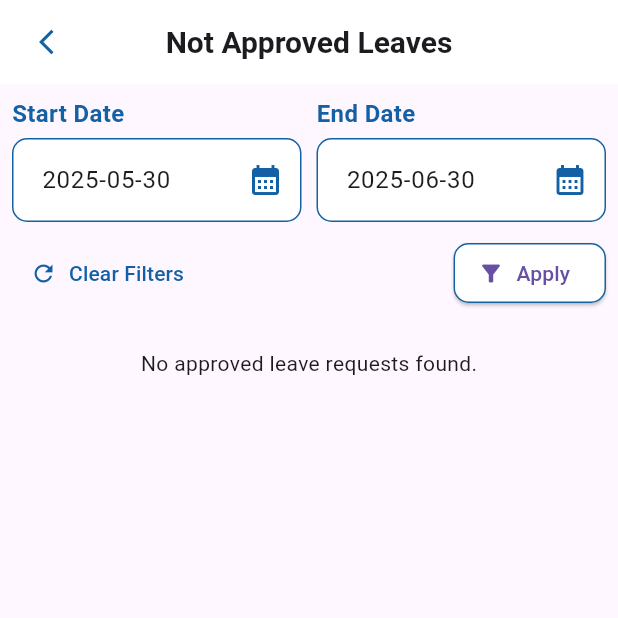
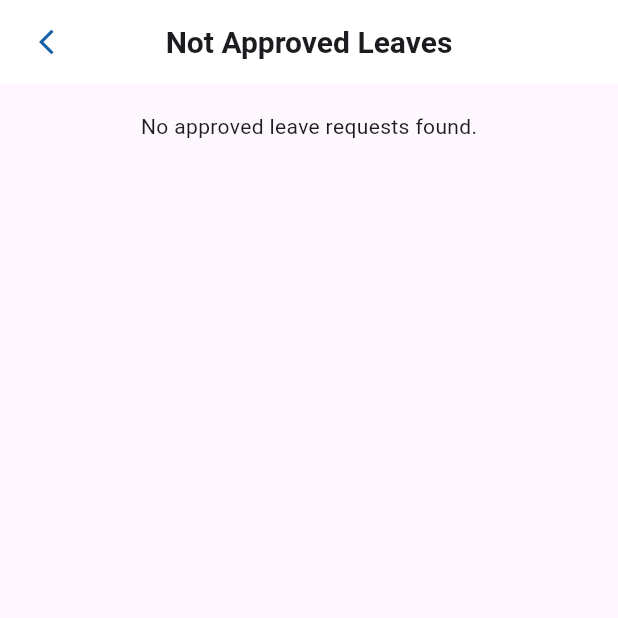
Before and after one commit to priyankarouniyarr/hrms_App, a Flutter app: the NotApprovalLeaves screen opened directly, on a phone screen of 412 x 824 dp, the top half of it. Run offline on Flutter 3.47's test engine with Material 3 defaults, Android fonts, the phone set to English and light mode, and no system bars; our stand-ins replace connectivity_plus, dio, dotted_line, dropdown_button2, firebase_core, firebase_messaging and 13 more; missing offline and left inert: flutter_bs_ad_calendar, googleapis, nepali_date_picker, nepali_utils; accounts and stored records are empty.

Commit message:
uploading code

```diff
--- a/lib/providers/notifications/notification_provider.dart
+++ b/lib/providers/notifications/notification_provider.dart
@@ -207,7 +207,7 @@ class FcmnotificationProvider with ChangeNotifier {
       }
     } catch (error) {
       log('Error occurred while sending FCM token: $error');
-      _errorMessage = 'Error occurred while sending FCM token: $error';
+      _errorMessage = 'Error occurred: $error';
       _isLoading = false;
       notifyListeners();
       return false;
--- a/lib/screen/leaves/notleaves_approval.dart
+++ b/lib/screen/leaves/notleaves_approval.dart
@@ -14,78 +14,78 @@ class NotApprovalLeaves extends StatefulWidget {
 }
 
 class _NotApprovalLeavesState extends State<NotApprovalLeaves> {
-  String? _selectedStatus = "Open";
-  final TextEditingController _primarystartcontroller = TextEditingController();
-  final TextEditingController _primaryenddatecontroller =
-      TextEditingController();
+  // String? _selectedStatus = "Open";
+  // final TextEditingController _primarystartcontroller = TextEditingController();
+  // final TextEditingController _primaryenddatecontroller =
+  //     TextEditingController();
 
-  DateTime? _startDate;
-  DateTime? _endDate;
+  // DateTime? _startDate;
+  // DateTime? _endDate;
 
-  bool _isInitialized = false;
-  bool _isLoading = false;
+  // bool _isInitialized = false;
+  // bool _isLoading = false;
   @override
-  void initState() {
-    super.initState();
-    final DateTime now = DateTime.now();
-    final DateTime oneMonthsAgo = DateTime(now.year, now.month - 1, now.day);
-    _startDate = oneMonthsAgo;
-    _endDate = now;
-    _primarystartcontroller.text =
-        DateFormat('yyyy-MM-dd').format(oneMonthsAgo);
-    _primaryenddatecontroller.text = DateFormat('yyyy-MM-dd').format(now);
-    WidgetsBinding.instance.addPostFrameCallback((_) => _initializeData());
-  }
+  // void initState() {
+  //   super.initState();
+  //   // final DateTime now = DateTime.now();
+  //   // final DateTime oneMonthsAgo = DateTime(now.year, now.month - 1, now.day);
+  //   // _startDate = oneMonthsAgo;
+  //   // _endDate = now;
+  //   // _primarystartcontroller.text =
+  //   //     DateFormat('yyyy-MM-dd').format(oneMonthsAgo);
+  //   // _primaryenddatecontroller.text = DateFormat('yyyy-MM-dd').format(now);
+  //   // WidgetsBinding.instance.addPostFrameCallback((_) => _initializeData());
+  // }
 
-  @override
-  void dispose() {
-    _primarystartcontroller.dispose();
-    _primaryenddatecontroller.dispose();
-    super.dispose();
-  }
+  // @override
+  // void dispose() {
+  //   _primarystartcontroller.dispose();
+  //   _primaryenddatecontroller.dispose();
+  //   super.dispose();
+  // }
 
-  Future<void> _initializeData() async {
-    setState(() => _isLoading = true);
+  // Future<void> _initializeData() async {
+  //   setState(() => _isLoading = true);
 
-    final requestTicket = NotApprovalLeaves(
+  //final requestTicket = NotApprovalLeaves(
 
-        // status: _selectedStatus ?? "",
+  // status: _selectedStatus ?? "",
 
-        // fromdate: _primarystartcontroller.text,
-        // todate: _primaryenddatecontroller.text,
+  // fromdate: _primarystartcontroller.text,
+  // todate: _primaryenddatecontroller.text,
 
-        );
-    try {} catch (e) {
-      print(e);
+  //       );
+  //   try {} catch (e) {
+  //     print(e);
 
-      // Handle error if needed
-    } finally {
-      if (mounted) {
-        setState(() {
-          _isLoading = false;
-          _isInitialized = true;
-        });
-      }
-    }
-  }
+  //     // Handle error if needed
+  //   } finally {
+  //     if (mounted) {
+  //       setState(() {
+  //         _isLoading = false;
+  //         _isInitialized = true;
+  //       });
+  //     }
+  //   }
+  // }
 
-  void _applyFilters() {
-    setState(() => _isInitialized = false);
-  }
+  // void _applyFilters() {
+  //   setState(() => _isInitialized = false);
+  // }
 
-  void _clearFilters() {
-    final now = DateTime.now();
-    final oneMonthsAgo = DateTime(now.year, now.month - 1, now.day);
-    setState(() {
-      _selectedStatus = "Open";
-      _startDate = oneMonthsAgo;
-      _endDate = now;
-      _primarystartcontroller.text =
-          DateFormat('yyyy-MM-dd').format(oneMonthsAgo);
-      _primaryenddatecontroller.text = DateFormat('yyyy-MM-dd').format(now);
-    });
-    _applyFilters();
-  }
+  // void _clearFilters() {
+  //   final now = DateTime.now();
+  //   final oneMonthsAgo = DateTime(now.year, now.month - 1, now.day);
+  //   setState(() {
+  //     _selectedStatus = "Open";
+  //     _startDate = oneMonthsAgo;
+  //     _endDate = now;
+  //     _primarystartcontroller.text =
+  //         DateFormat('yyyy-MM-dd').format(oneMonthsAgo);
+  //     _primaryenddatecontroller.text = DateFormat('yyyy-MM-dd').format(now);
+  //   });
+  //   _applyFilters();
+  // }
 
   @override
   Widget build(BuildContext context) {
@@ -97,7 +97,7 @@ class _NotApprovalLeavesState extends State<NotApprovalLeaves> {
         child: SingleChildScrollView(
           child: Column(
             children: [
-              _buildFilterSection(),
+              //     _buildFilterSection(),
               const SizedBox(height: 8),
               Padding(
                 padding: const EdgeInsets.symmetric(horizontal: 16.0),
@@ -234,78 +234,78 @@ class _NotApprovalLeavesState extends State<NotApprovalLeaves> {
     );
   }
 
-  Widget _buildFilterSection() {
-    return Padding(
-      padding: const EdgeInsets.all(8.0),
-      child: Column(
-        children: [
-          Row(
-            children: [
-              // If you want to include dropdown filters later, add them here
-            ],
-          ),
-          Row(
-            children: [
-              _buildDateField(
-                "Start Date",
-                _primarystartcontroller,
-                _startDate,
-                (picked) {
-                  setState(() {
-                    _startDate = picked;
-                    _primarystartcontroller.text =
-                        DateFormat('yyyy-MM-dd').format(picked);
-                    if (_endDate != null && _endDate!.isBefore(picked)) {
-                      _endDate = null;
-                      _primaryenddatecontroller.clear();
-                    }
-                  });
-                },
-              ),
-              const SizedBox(width: 10),
-              _buildDateField(
-                "End Date",
-                _primaryenddatecontroller,
-                _endDate,
-                (picked) {
-                  setState(() {
-                    _endDate = picked;
-                    _primaryenddatecontroller.text =
-                        DateFormat('yyyy-MM-dd').format(picked);
-                  });
-                },
-                startDate: _startDate,
-              ),
-            ],
-          ),
-          const SizedBox(height: 10),
-          Row(
-            mainAxisAlignment: MainAxisAlignment.spaceBetween,
-            children: [
-              TextButton.icon(
-                onPressed: _clearFilters,
-                icon: const Icon(Icons.refresh, color: primarySwatch),
-                label: const Text('Clear Filters',
-                    style: TextStyle(color: primarySwatch)),
-              ),
-              ElevatedButton.icon(
-                onPressed: _applyFilters,
-                icon: const Icon(Icons.filter_alt),
-                label: const Text("Apply"),
-                style: ElevatedButton.styleFrom(
-                  backgroundColor: cardBackgroundColor,
-                  shape: RoundedRectangleBorder(
-                    borderRadius: BorderRadius.circular(10),
-                    side: const BorderSide(color: primarySwatch),
-                  ),
-                ),
-              ),
-            ],
-          ),
-        ],
-      ),
-    );
-  }
+  // Widget _buildFilterSection() {
+  //   return Padding(
+  //     padding: const EdgeInsets.all(8.0),
+  //     child: Column(
+  //       children: [
+  //         Row(
+  //           children: [
+  //             // If you want to include dropdown filters later, add them here
+  //           ],
+  //         ),
+  //         Row(
+  //           children: [
+  // //             _buildDateField(
+  // //               "Start Date",
+  //               _primarystartcontroller,
+  //               _startDate,
+  //               (picked) {
+  //                 setState(() {
+  //                   _startDate = picked;
+  //                   _primarystartcontroller.text =
+  //                       DateFormat('yyyy-MM-dd').format(picked);
+  //                   if (_endDate != null && _endDate!.isBefore(picked)) {
+  //                     _endDate = null;
+  //                     _primaryenddatecontroller.clear();
+  //                   }
+  //                 });
+  //               },
+  //             ),
+  //             const SizedBox(width: 10),
+  //             _buildDateField(
+  //               "End Date",
+  //               _primaryenddatecontroller,
+  //               _endDate,
+  //               (picked) {
+  //                 setState(() {
+  //                   _endDate = picked;
+  //                   _primaryenddatecontroller.text =
+  //                       DateFormat('yyyy-MM-dd').format(picked);
+  //                 });
+  //               },
+  //               startDate: _startDate,
+  //             ),
+  //           ],
+  //         ),
+  //         const SizedBox(height: 10),
+  //         Row(
+  //           mainAxisAlignment: MainAxisAlignment.spaceBetween,
+  //           children: [
+  //             TextButton.icon(
+  //               onPressed: _clearFilters,
+  //               icon: const Icon(Icons.refresh, color: primarySwatch),
+  //               label: const Text('Clear Filters',
+  //                   style: TextStyle(color: primarySwatch)),
+  //             ),
+  //             ElevatedButton.icon(
+  //               onPressed: _applyFilters,
+  //               icon: const Icon(Icons.filter_alt),
+  //               label: const Text("Apply"),
+  //               style: ElevatedButton.styleFrom(
+  //                 backgroundColor: cardBackgroundColor,
+  //                 shape: RoundedRectangleBorder(
+  //                   borderRadius: BorderRadius.circular(10),
+  //                   side: const BorderSide(color: primarySwatch),
+  //                 ),
+  //               ),
+  //             ),
+  //           ],
+  //         ),
+  //       ],
+  //     ),
+  //   );
+  // }
 
   Expanded _buildDateField(
     String label,
@@ -349,7 +349,7 @@ class _NotApprovalLeavesState extends State<NotApprovalLeaves> {
               );
               if (picked != null) {
                 onPicked(picked);
-                _applyFilters();
+                //_applyFilters();
               }
             },
           ),
```
Also changed, not shown: lib/providers/leaves_provider/leave_request_provider.dart (+8 -9 lines), lib/screen/homescreen/cardscreen/attendance/attendancehistory.dart (+20 -20 lines).
